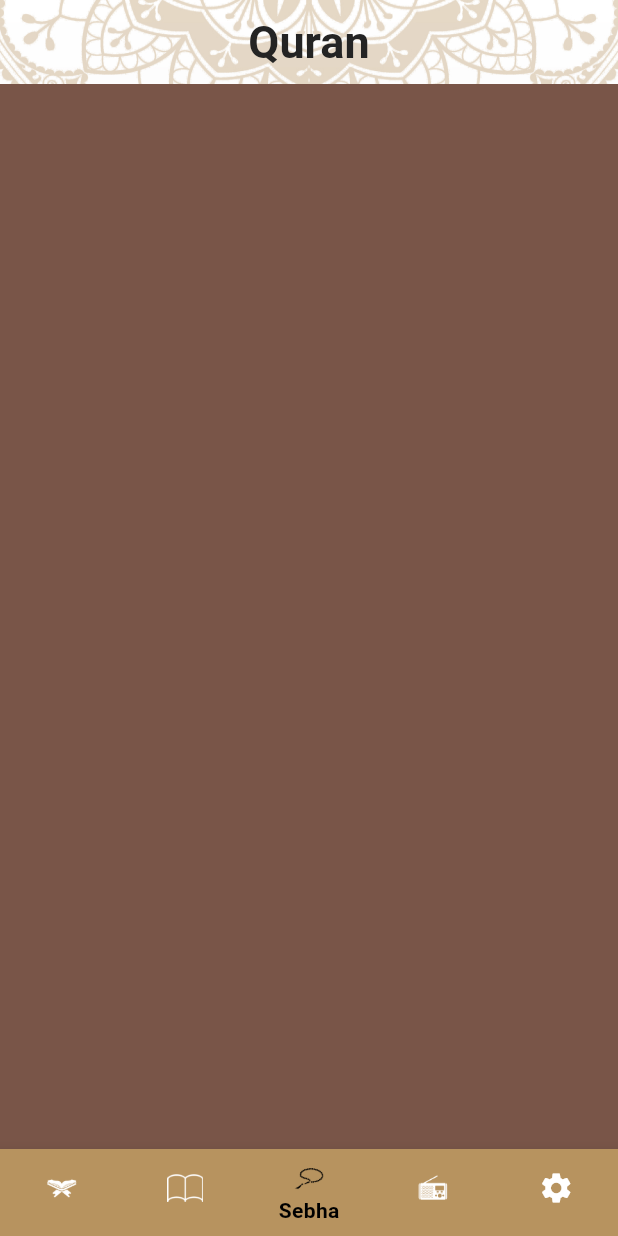
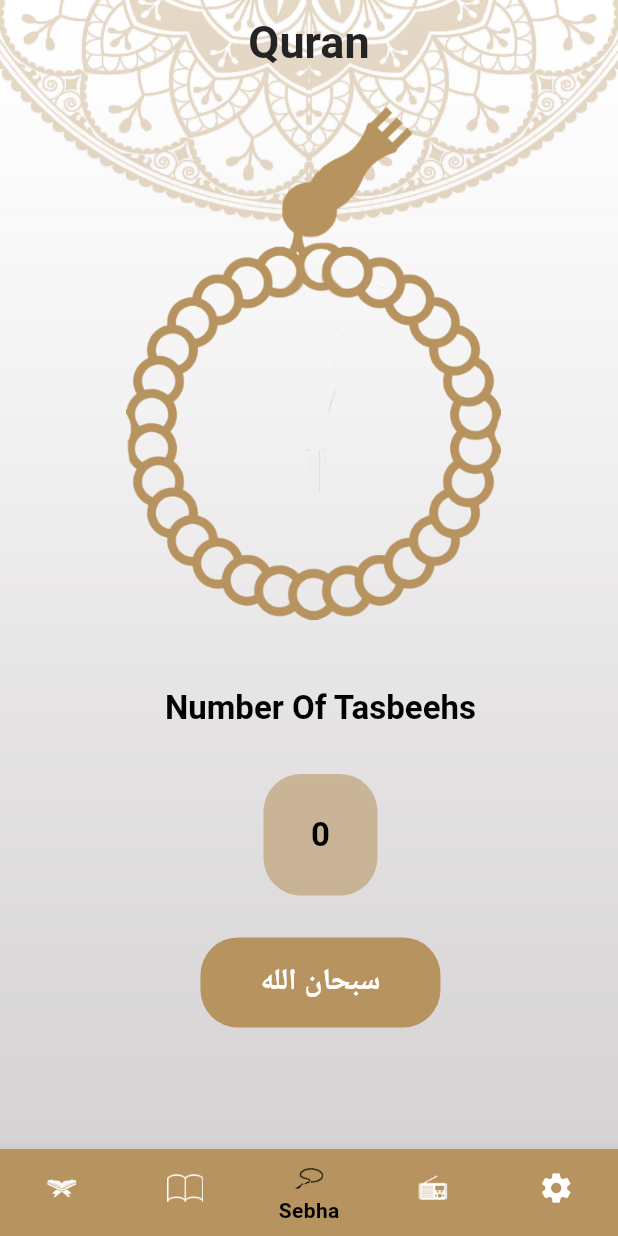
Before and after one commit to AlaaKhairy0/quran_app, a Flutter app: the screen it shows after launch, item 3 of the bottom bar chosen, on a phone screen of 412 x 824 dp. Run offline on Flutter 3.47's test engine with Material 3 defaults, Android fonts, the phone set to English and light mode, and no system bars.

Commit message:
+ sebha details screen

```diff
--- a/lib/config/theme/my_theme.dart
+++ b/lib/config/theme/my_theme.dart
@@ -4,7 +4,7 @@ import 'package:quran_app/core/colors_manager.dart';
 class MyTheme {
   static ThemeData lightTheme = ThemeData(
       cardTheme: CardTheme(
-        margin: EdgeInsets.symmetric(
+        margin: const EdgeInsets.symmetric(
           horizontal: 12,
           vertical: 6,
         ),
@@ -17,6 +17,12 @@ class MyTheme {
       primaryColor: ColorsManager.goldenColor,
       scaffoldBackgroundColor: Colors.transparent,
       textTheme: const TextTheme(
+          labelSmall: TextStyle(
+            fontSize: 22,
+            color: Colors.black,
+            fontWeight: FontWeight.w600,
+            letterSpacing: 0,
+          ),
           bodyMedium: TextStyle(
               color: Colors.white, fontSize: 20, fontWeight: FontWeight.w600),
           labelMedium: TextStyle(
--- a/lib/core/assets_manager.dart
+++ b/lib/core/assets_manager.dart
@@ -7,4 +7,6 @@ class AssetsManager {
   static const String radioIcon = '${base}radio_icon.png';
   static const String hadithIcon = '${base}hadith_icon.png';
   static const String quranLogo = '${base}quran_logo.png';
+  static const String sebhaHeadLogo = '${base}head_sebha_logo@2x.png';
+  static const String sebhaBodyLogo = '${base}body_sebha_logo@2x.png';
 }
--- a/lib/presentation/screens/home/tabs/sebha_tab/sebha_tab.dart
+++ b/lib/presentation/screens/home/tabs/sebha_tab/sebha_tab.dart
@@ -1,12 +1,105 @@
 import 'package:flutter/material.dart';
+import 'package:quran_app/core/assets_manager.dart';
+import 'package:quran_app/core/colors_manager.dart';
 
-class SebhaTab extends StatelessWidget {
-  const SebhaTab({super.key});
+class SebhaTab extends StatefulWidget {
+  SebhaTab({super.key});
+
+  @override
+  State<SebhaTab> createState() => _SebhaTabState();
+}
+
+class _SebhaTabState extends State<SebhaTab> {
+  double rotationAngle = 0.0;
+  int counter = 0;
+  int tasbeehIndex = 0;
+  List<String> tsabeeh = [
+    'سبحان الله',
+    'الحمدلله',
+    'لا اله الا الله',
+    'الله اكبر'
+  ];
 
   @override
   Widget build(BuildContext context) {
-    return Container(
-      color: Colors.brown,
+    return Stack(
+      children: [
+        Positioned(
+            top: 15,
+            right: 134,
+            child: Image.asset(
+              AssetsManager.sebhaHeadLogo,
+              height: 125,
+              width: 93,
+            )),
+        Positioned(
+            top: 105,
+            right: 76,
+            child: Transform.rotate(
+              angle: rotationAngle,
+              child: Image.asset(
+                AssetsManager.sebhaBodyLogo,
+                height: 252,
+                width: 254,
+              ),
+            )),
+        Positioned(
+          top: 400,
+          left: 110,
+          child: Column(
+            children: [
+              Text('Number Of Tasbeehs',
+                  style: Theme.of(context).textTheme.labelSmall),
+              const SizedBox(
+                height: 28,
+              ),
+              Container(
+                alignment: Alignment.center,
+                height: 81,
+                width: 76,
+                decoration: BoxDecoration(
+                  color: ColorsManager.goldenColor.withOpacity(.57),
+                  borderRadius: BorderRadius.circular(25),
+                ),
+                child: Text(
+                  '$counter',
+                  style: TextStyle(fontSize: 22, color: Colors.black),
+                ),
+              ),
+              const SizedBox(
+                height: 28,
+              ),
+              InkWell(
+                onTap: tasbeehCount,
+                child: Container(
+                  alignment: Alignment.center,
+                  width: 160,
+                  height: 60,
+                  decoration: BoxDecoration(
+                    color: ColorsManager.goldenColor,
+                    borderRadius: BorderRadius.circular(25),
+                  ),
+                  child: Text(tsabeeh[tasbeehIndex]),
+                ),
+              )
+            ],
+          ),
+        )
+      ],
     );
   }
+
+  void tasbeehCount() {
+    ++counter;
+    if (counter > 33) {
+      counter = 0;
+      tasbeehIndex++;
+      if (tasbeehIndex > 3) {
+        tasbeehIndex = 0;
+      }
+    }
+    setState(() {
+      rotationAngle += .25;
+    });
+  }
 }
```
Also changed, not shown: assets/images/body_sebha_logo@2x.png (added), assets/images/head_sebha_logo@2x.png (added).
